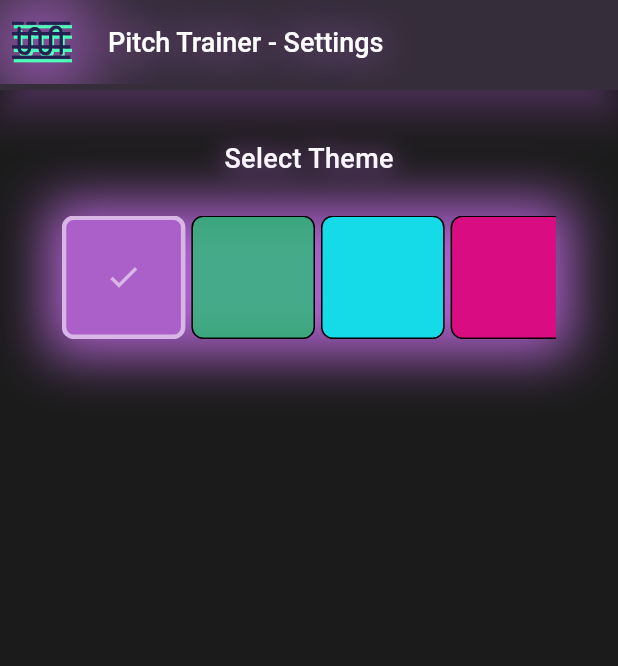
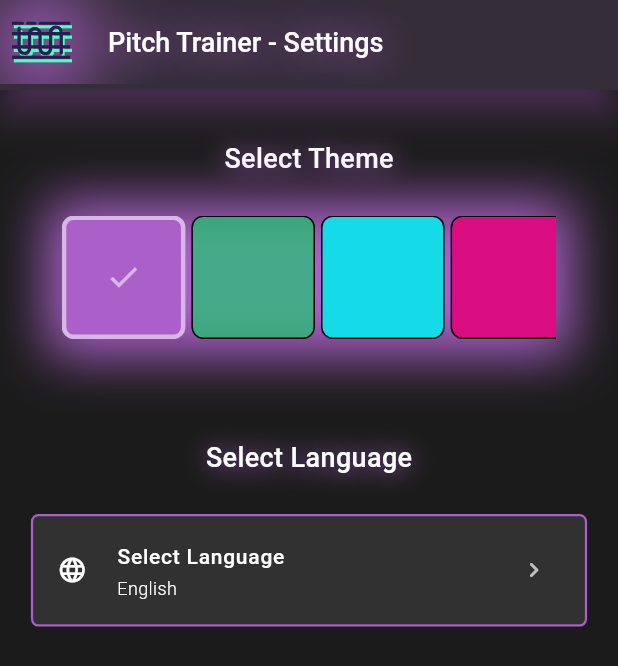
Before and after one commit to mattiolichiara/pitch_trainer, a Flutter app: the screen it shows after launch, after a tap on the "settings" icon, on a phone screen of 412 x 824 dp. Shown: the top 666 px of the screen. Run offline on Flutter 3.47's test engine with Material 3 defaults, Android fonts, the phone set to English and light mode, and no system bars; our stand-ins replace flutter_bloc, flutter_localization, flutter_svg, permission_handler, shared_preferences; missing offline and left inert: complex, flutter_audio_waveforms, linear_progress_bar, record.

Commit message:
+Added Languages +Added Language Change in Settings Page

```diff
--- a/lib/app.dart
+++ b/lib/app.dart
@@ -1,22 +1,48 @@
 import 'package:flutter/material.dart';
 import 'package:flutter_bloc/flutter_bloc.dart';
-import 'package:pitch_trainer/sampling/view/sound_sampling.dart';
+import 'package:flutter_localization/flutter_localization.dart';
+import 'package:flutter_localizations/flutter_localizations.dart'; // ✅ Import this
 
 import 'general/utils/theme_cubit.dart';
+import 'sampling/view/sound_sampling.dart';
 
-class MyApp extends StatelessWidget {
+class MyApp extends StatefulWidget {
   final ThemeCubit themeCubit;
-  const MyApp({super.key, required this.themeCubit});
+  final FlutterLocalization localization;
+
+  const MyApp({super.key, required this.themeCubit, required this.localization});
+
+  @override
+  State<MyApp> createState() => _MyAppState();
+}
+
+class _MyAppState extends State<MyApp> {
+  @override
+  void initState() {
+    widget.localization.onTranslatedLanguage = _onTranslatedLanguage;
+    super.initState();
+  }
+
+  void _onTranslatedLanguage(Locale? locale) {
+    setState(() {});
+  }
 
   @override
   Widget build(BuildContext context) {
     return BlocProvider.value(
-      value: themeCubit,
+      value: widget.themeCubit,
       child: BlocBuilder<ThemeCubit, ThemeData>(
         builder: (context, theme) {
           return MaterialApp(
             title: 'Pitch Trainer',
             theme: theme,
+            supportedLocales: widget.localization.supportedLocales,
+            localizationsDelegates: [
+              ...widget.localization.localizationsDelegates,
+              GlobalMaterialLocalizations.delegate,
+              GlobalWidgetsLocalizations.delegate,
+            ],
+            locale: widget.localization.currentLocale,
             home: const SoundSampling(),
           );
         },
--- /dev/null
+++ b/lib/general/utils/languages.dart
@@ -0,0 +1,46 @@
+mixin Languages {
+  static const Map<String, String> langsMap = {"en": "English", "it": "Italiano"};
+
+  static const String selectTheme = "selectTheme";
+  static const String languages = "languages";
+  static const String samplingTypeSubtitle = "samplingTypeSubtitle";
+  static const String options = "options";
+  static const String permissionsWarning = "permissionsWarning";
+  static const String piano = "piano";
+  static const String guitar = "guitar";
+  static const String bass = "bass";
+  static const String violin = "violin";
+  static const String custom = "custom";
+  static const String customText = "customText";
+  static const String settings = "settings";
+
+  static const Map<String, dynamic> EN = {
+    selectTheme: "Select Theme",
+    languages: "Select Language",
+    samplingTypeSubtitle: "To avoid for unwanted frequencies to be detected, select an instrument and if needed, add a custom frequency range.",
+    options: "options",
+    permissionsWarning: "Allow Microphone Access To Use The App",
+    piano : "Piano",
+    guitar : "Guitar",
+    bass : "Bass",
+    violin : "Violin",
+    custom : "Custom",
+    customText: "Select your frequency range",
+    settings: "Settings",
+  };
+
+  static const Map<String, dynamic> IT = {
+    selectTheme: "Temi",
+    languages: "Lingua",
+    samplingTypeSubtitle: "Per evitare che vengano rilevate frequenze indesiderate, puo' essere selezionato uno strumento, se necessario puo' essere aggiunto un range di frequenze personalizzato.",
+    options: "Opzioni",
+    permissionsWarning: "E' Necessario Attivare i Permessi del Microfono",
+    piano : "Pianoforte",
+    guitar : "Chitarra",
+    bass : "Basso",
+    violin : "Violino",
+    custom : "Personalizzato",
+    customText: "Seleziona un range di frequenze",
+    settings: "Impostazioni",
+  };
+}
--- a/lib/general/view/settings.dart
+++ b/lib/general/view/settings.dart
@@ -1,5 +1,8 @@
 import 'package:flutter/material.dart';
 import 'package:flutter_bloc/flutter_bloc.dart';
+import 'package:flutter_localization/flutter_localization.dart';
+import 'package:pitch_trainer/general/utils/languages.dart';
+import 'package:pitch_trainer/sampling/widgets/instrument_expansion_tile.dart';
 import '../../general/widgets/home_app_bar.dart';
 import '../utils/theme_cubit.dart';
 import '../widgets/ui_utils.dart';
@@ -12,6 +15,22 @@ class Settings extends StatefulWidget {
 }
 
 class _Settings extends State<Settings> {
+  bool _isExpanded = false;
+  late String _selectedLanguage;
+
+  @override
+  void initState() {
+    WidgetsFlutterBinding.ensureInitialized();
+    super.initState();
+  }
+
+  @override
+  void didChangeDependencies() {
+    super.didChangeDependencies();
+    setState(() {
+      _selectedLanguage = Languages.langsMap[Localizations.localeOf(context).languageCode] ?? "-";
+    });
+  }
 
   //STYLE
   Widget _themeTitle(size, td) {
@@ -20,7 +39,7 @@ class _Settings extends State<Settings> {
       child: Align(
         alignment: Alignment.center,
         child: Text(
-          "Select Theme",
+          Languages.selectTheme.getString(context),
           style: TextStyle(color: td.colorScheme.onSurface, fontWeight: FontWeight.w500, fontSize: 18, shadows: [UiUtils.widgetsShadow(80, 20, td)],),
         ),
       ),
@@ -33,22 +52,25 @@ class _Settings extends State<Settings> {
       child: Align(
         alignment: Alignment.center,
         child: Text(
-          "Language",
+          Languages.languages.getString(context),
           style: TextStyle(color: td.colorScheme.onSurface, fontWeight: FontWeight.w500, fontSize: 18, shadows: [UiUtils.widgetsShadow(80, 20, td)],),
         ),
       ),
     );
   }
 
-  //WIDGETS
-  Widget _languageSelection() {
-    return DropdownButton(
-      autofocus: true,
-
-      items: [],
-      onChanged: (val) {
-        return null;
-      },
+  Widget _languageSelection(td, subtext) {
+    return InstrumentExpansionTile(
+      leadingIcon: Icon(Icons.language, color: td.colorScheme.onSurface, size: 20,),
+      isExpanded: _isExpanded,
+      text: Languages.languages.getString(context),
+      onTap: _onPressedLanguageCard,
+      isActive: true,
+      subText: _selectedLanguage,
+      canOpen: true,
+      children: [
+        _languageList(td),
+      ],
     );
   }
 
@@ -69,6 +91,23 @@ class _Settings extends State<Settings> {
     );
   }
 
+  Widget _languageSection(size, td) {
+    return Center(
+      child: SizedBox(
+        width: size.width*0.9,
+        child: Column(
+          children: [
+            SizedBox(height: size.height*0.04,),
+            _languageTitle(size, td),
+            SizedBox(height: size.height*0.03,),
+            _languageSelection(td, ""),
+            SizedBox(height: size.height*0.04,),
+          ],
+        ),
+      ),
+    );
+  }
+
   Widget _themeWrapper(Size size, Map<AppThemeMode, ThemeData> themes, ThemeCubit themeCubit, td) {
     return Wrap(
         spacing: 4,
@@ -78,6 +117,38 @@ class _Settings extends State<Settings> {
     );
   }
 
+  Widget _languageList(td) {
+    List<Widget> tiles = [];
+    final greyLerpy = Color.lerp(const Color.fromARGB(255, 70, 70, 70), Colors.black, 0.30)!;
+
+    for (MapEntry<String, dynamic> entry in Languages.langsMap.entries) {
+      tiles.add(ListTile(
+        contentPadding: EdgeInsets.zero,
+        title: Text(
+          "${entry.value}",
+          style: TextStyle(color: td.colorScheme.onSurface, fontSize: 12),
+        ),
+        tileColor: greyLerpy,
+        textColor: td.colorScheme.onSurface,
+        onTap: () {
+          _onPressedLangTile(entry.key, entry.value);
+        },
+      ));
+    }
+
+    return Container(
+      color: greyLerpy,
+      height: tiles.length * 60,
+      child: ListView(
+        shrinkWrap: true,
+        physics: const NeverScrollableScrollPhysics(),
+        children: tiles,
+      ),
+    );
+  }
+
+
+  //WIDGETS
   Widget _wrapTheWrap(Size size, BuildContext context, td) {
     ThemeCubit themeCubit = BlocProvider.of<ThemeCubit>(context);
     Map<AppThemeMode, ThemeData> themes = themeCubit.availableThemes;
@@ -130,6 +201,25 @@ class _Settings extends State<Settings> {
     }).toList();
   }
 
+  //METHODS
+  void _onPressedLanguageCard() {
+    setState(() {
+      _isExpanded = !_isExpanded;
+      debugPrint("expanded $_isExpanded");
+      if (_isExpanded == false) {
+        setState(() {
+        });
+      }
+    });
+  }
+
+  void _onPressedLangTile(keyLang, valueLang) {
+    setState(() {
+      _selectedLanguage = valueLang;
+    });
+    FlutterLocalization.instance.translate(keyLang);
+  }
+
   //BUILD
   @override
   Widget build(BuildContext context) {
@@ -141,7 +231,7 @@ class _Settings extends State<Settings> {
       onPopInvoked: (pop) async {},
       child: Scaffold(
         appBar: HomeAppBar(
-          title: 'Pitch Trainer - Settings',
+          title: 'Pitch Trainer - ${Languages.settings.getString(context)}',
           action1: Container(),
           action2: Container(),
           action3: Container(),
@@ -149,6 +239,7 @@ class _Settings extends State<Settings> {
         body: Column(
           children: [
             _themeSection(size, td),
+            _languageSection(size, td)
           ],
         ),
       ),
--- a/lib/main.dart
+++ b/lib/main.dart
@@ -1,6 +1,8 @@
 import 'package:flutter/material.dart';
+import 'package:flutter_localization/flutter_localization.dart';
 
 import 'app.dart';
+import 'general/utils/languages.dart';
 import 'general/utils/theme_cubit.dart';
 
 void main() async {
@@ -8,5 +10,16 @@ void main() async {
   final themeCubit = ThemeCubit();
   await themeCubit.loadTheme();
 
-  runApp(MyApp(themeCubit: themeCubit));
+  final FlutterLocalization localization = FlutterLocalization.instance;
+  await localization.ensureInitialized();
+
+  localization.init(
+    mapLocales: [
+      const MapLocale('en', Languages.EN),
+      const MapLocale('it', Languages.IT),
+    ],
+    initLanguageCode: 'en',
+  );
+
+  runApp(MyApp(themeCubit: themeCubit, localization: localization));
 }
--- a/lib/sampling/view/sampling_type.dart
+++ b/lib/sampling/view/sampling_type.dart
@@ -1,10 +1,12 @@
 import 'package:flutter/material.dart';
+import 'package:flutter_localization/flutter_localization.dart';
 import 'package:pitch_trainer/sampling/utils/frequencies.dart';
 import 'package:pitch_trainer/sampling/view/sound_sampling.dart';
 import 'package:pitch_trainer/sampling/widgets/instrument_card.dart';
 import 'package:pitch_trainer/sampling/widgets/instrument_expansion_tile.dart';
 import 'package:shared_preferences/shared_preferences.dart';
 
+import '../../general/utils/languages.dart';
 import '../../general/widgets/home_app_bar.dart';
 import '../../general/widgets/ui_utils.dart';
 
@@ -214,7 +216,7 @@ class _SamplingType extends State<SamplingType> {
           scrollDirection: Axis.vertical,
           children: [
             InstrumentCard(
-              text: "Piano - 88 Keys",
+              text: "${Languages.piano.getString(context)} - 88 Keys",
               subText: "A0 (27.50) - C8 (4186.01)",
               isActive: !(_minFrequency == 27.50 && _maxFrequency == 4186.01 && _isNotCustom),
               leadingIcon: _instrumentIcons["Piano"]!,
@@ -224,7 +226,7 @@ class _SamplingType extends State<SamplingType> {
             ),
             SizedBox(height: size.height * 0.006),
             InstrumentCard(
-              text: "Guitar - 6 Strings",
+              text: "${Languages.guitar.getString(context)} - 6 Strings",
               subText: "E2 (82.41) - E4 (329.63)",
               isActive: !(_minFrequency == 82.41 && _maxFrequency == 329.63 && _isNotCustom),
               leadingIcon: _instrumentIcons["Guitar"]!,
@@ -234,7 +236,7 @@ class _SamplingType extends State<SamplingType> {
             ),
             SizedBox(height: size.height * 0.006),
             InstrumentCard(
-              text: "Bass Guitar",
+              text: Languages.bass.getString(context),
               subText: "E1 (41.20) - G2 (98.00)",
               isActive: !(_minFrequency == 41.20 && _maxFrequency == 98.00 && _isNotCustom),
               leadingIcon: _instrumentIcons["Bass Guitar"]!,
@@ -244,7 +246,7 @@ class _SamplingType extends State<SamplingType> {
             ),
             SizedBox(height: size.height * 0.006),
             InstrumentCard(
-              text: "Violin",
+              text: Languages.violin.getString(context),
               subText: "G3 (196.00) - E7 (2637.02)",
               isActive: !(_minFrequency == 196.00 && _maxFrequency == 2637.02 && _isNotCustom),
               leadingIcon: _instrumentIcons["Violin"]!,
@@ -264,8 +266,8 @@ class _SamplingType extends State<SamplingType> {
             ),
             SizedBox(height: size.height * 0.006),
             InstrumentExpansionTile(
-              subText: _isNotCustom ? "Select your frequency range" : "${selectedMinFrequency}($_minFrequency) - ${selectedMaxFrequency}($_maxFrequency)",
-              text: "Custom",
+              subText: _isNotCustom ? Languages.customText.getString(context) : "${selectedMinFrequency}($_minFrequency) - ${selectedMaxFrequency}($_maxFrequency)",
+              text: Languages.custom.getString(context),
               isActive: _isNotCustom,
               leadingIcon: _instrumentIcons["Custom"]!,
               isExpanded: _isExpanded,
@@ -357,7 +359,7 @@ class _SamplingType extends State<SamplingType> {
       },
       child: Scaffold(
         appBar: HomeAppBar(
-          title: 'Pitch Trainer - Options',
+          title: 'Pitch Trainer - ${Languages.options.getString(context)}',
           action1: Container(),
           action2: Container(),
           action3: Container(),
@@ -369,8 +371,8 @@ class _SamplingType extends State<SamplingType> {
             ),
             SizedBox(
               width: size.width*0.85,
-              child: const Text("To avoid for unwanted frequencies to be detected, select an instrument and if needed, add a custom frequency range.",
-                style: TextStyle(
+              child: Text(Languages.samplingTypeSubtitle.getString(context),
+                style: const TextStyle(
                   fontWeight: FontWeight.w300,
                   fontSize: 12,
                   color: Colors.white,
@@ -380,7 +382,13 @@ class _SamplingType extends State<SamplingType> {
             SizedBox(
               height: size.height*0.02,
             ),
-            _isLoading ? UiUtils.loadingStyle(td) : _cardList(size, td),
+            _isLoading ? UiUtils.loadingStyle(td) :
+            Expanded(
+              child: SingleChildScrollView(
+                scrollDirection: Axis.vertical,
+                child: _cardList(size, td),
+              ),
+            ),
           ],
         ),
       ),
--- a/lib/sampling/view/sound_sampling.dart
+++ b/lib/sampling/view/sound_sampling.dart
@@ -3,6 +3,7 @@ import 'dart:typed_data';
 
 import 'package:complex/complex.dart';
 import 'package:flutter/material.dart';
+import 'package:flutter_localization/flutter_localization.dart';
 import 'package:pitch_trainer/sampling/utils/recorder.dart';
 import 'package:pitch_trainer/sampling/utils/sound_processing.dart';
 import 'package:permission_handler/permission_handler.dart';
@@ -13,6 +14,7 @@ import 'package:pitch_trainer/sampling/view/sampling_type.dart';
 import 'package:shared_preferences/shared_preferences.dart';
 import 'package:record/record.dart';
 
+import '../../general/utils/languages.dart';
 import '../../general/view/settings.dart';
 import '../../general/widgets/home_app_bar.dart';
 import '../../general/widgets/ui_utils.dart';
@@ -216,7 +218,7 @@ class _SoundSampling extends State<SoundSampling> with WidgetsBindingObserver {
           ),
         )
             : Text(
-          "Allow Microphone Access To Use The App",
+          Languages.permissionsWarning.getString(context),
           style: TextStyle(
             color: td.colorScheme.onSurface,
             fontSize: size.width * 0.04,
--- a/lib/sampling/widgets/instrument_expansion_tile.dart
+++ b/lib/sampling/widgets/instrument_expansion_tile.dart
@@ -14,7 +14,7 @@ class InstrumentExpansionTile extends StatefulWidget {
         required this.onTap});
 
   final String text;
-  final String leadingIcon;
+  final Object leadingIcon;
   final bool isActive;
   final String subText;
   final bool canOpen;
@@ -42,16 +42,19 @@ class _InstrumentExpansionTileState extends State<InstrumentExpansionTile> {
           ? CrossFadeState.showSecond
           : CrossFadeState.showFirst,
       firstChild: const SizedBox.shrink(),
-      secondChild: Container(
-          height: MediaQuery.of(context).size.height * 0.2,
+      secondChild: IntrinsicHeight(
+        child: Container(
           width: MediaQuery.of(context).size.width * 0.85,
           color: bgLerp,
           child: Column(
+            mainAxisSize: MainAxisSize.min,
             children: widget.children,
-          )
+          ),
+        ),
       ),
     );
   }
+
 
   Widget _selectTrailing(td) {
     return widget.canOpen
@@ -68,6 +71,8 @@ class _InstrumentExpansionTileState extends State<InstrumentExpansionTile> {
   }
 
   Widget _leadingIcon(leadingIcon) {
+    if(leadingIcon.runtimeType != String) return leadingIcon;
+
     return SvgPicture.asset(
       leadingIcon,
       width: 20,
@@ -83,7 +88,7 @@ class _InstrumentExpansionTileState extends State<InstrumentExpansionTile> {
   @override
   Widget build(BuildContext context) {
     String text = widget.text;
-    String leadingIcon = widget.leadingIcon;
+    Object leadingIcon = widget.leadingIcon;
     Color bgLerp =
     Color.lerp(const Color.fromARGB(255, 70, 70, 70), Colors.black, 0.30)!;
     ThemeData td = Theme.of(context);
--- a/pubspec.yaml
+++ b/pubspec.yaml
@@ -40,6 +40,7 @@ dependencies:
   shared_preferences: ^2.5.2
   complex: ^0.8.0
   flutter_bloc: ^9.1.0
+  flutter_localization: ^0.3.1
 
   # The following adds the Cupertino Icons font to your application.
   # Use with the CupertinoIcons class for iOS style icons.
```
Also changed, not shown: pubspec.lock, 6 other files.
